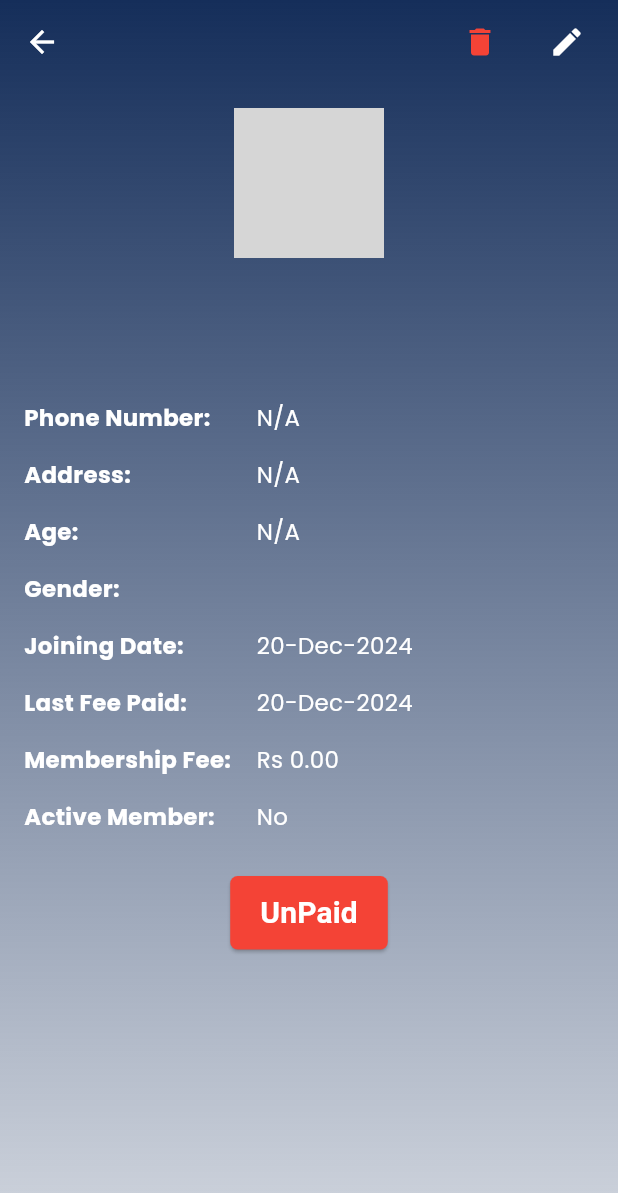
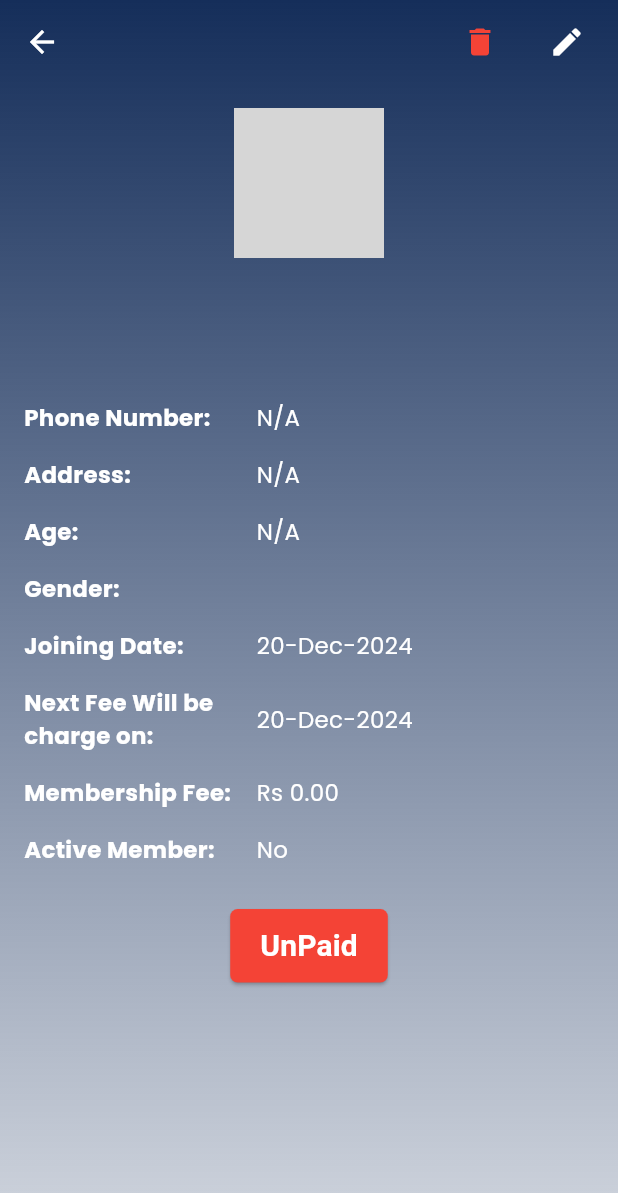
Before and after one commit to JamshaidMallik/flexpay, a Flutter app: the UserProfile screen opened by its route, on a phone screen of 412 x 824 dp. Shown: the top 1193 px of the screen. Run offline on Flutter 3.47's test engine with Material 3 defaults, Android fonts, the phone set to English and light mode, and no system bars; our stand-ins replace cloud_firestore, firebase_auth, firebase_core, fluttertoast, get, get_storage and 2 more; accounts and stored records are empty; network calls fail; grey boxes are pictures that could not be loaded.

Commit message:
set a text

```diff
--- a/lib/view/userProfile.dart
+++ b/lib/view/userProfile.dart
@@ -77,7 +77,7 @@ class UserProfile extends GetView<UserController> {
                 _buildInfoRow("Age", controller.userProfileModel.value!.age!.isNotEmpty? controller.userProfileModel.value!.age.toString(): "N/A"),
                  _buildInfoRow("Gender", controller.userProfileModel.value!.gender ?? "Not Available"),
                 _buildInfoRow("Joining Date", _formatDate(controller.userProfileModel.value!.joiningDate)),
-                _buildInfoRow("Last Fee Paid", _formatDate(controller.userProfileModel.value!.feeUpdateDate)),
+                _buildInfoRow("Next Fee Will be charge on", _formatDate(controller.userProfileModel.value!.feeUpdateDate)),
                 _buildInfoRow("Membership Fee", controller.userProfileModel.value!.membershipFee != null ? "Rs ${controller.userProfileModel.value!.membershipFee!.toStringAsFixed(2)}" : "N/A"),
                 _buildInfoRow("Active Member", controller.userProfileModel.value!.isActiveMember.value ? "Yes" : "No"),
                 20.h,
```
